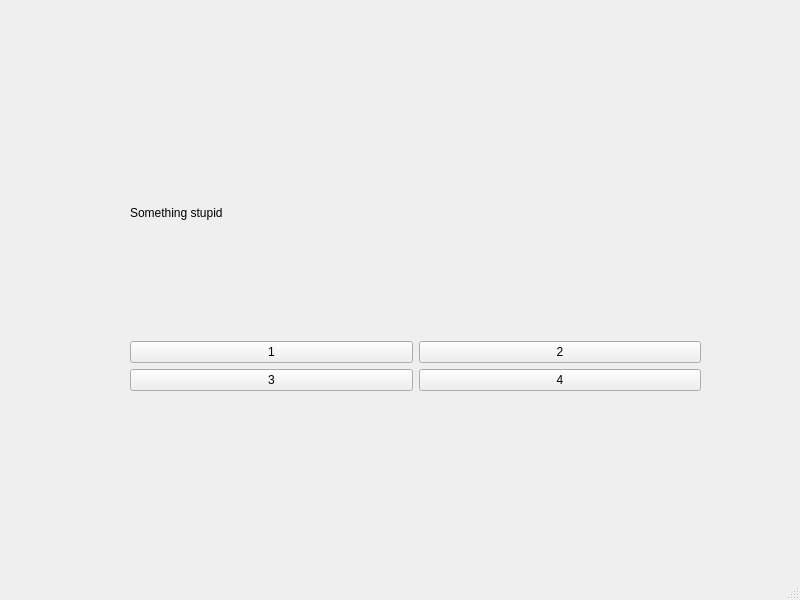
Old version of the form PyQt/NewTestApp/MainWindowGrid.ui in the repository KMS-TEAM/Training_Project.
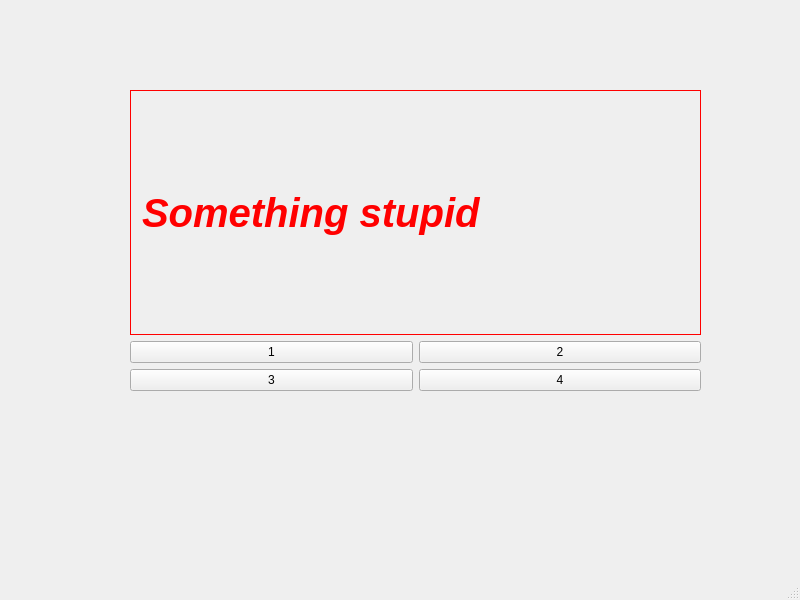
New version of the form. Icons and pictures are not drawn.

Patch:
```diff
--- a/PyQt/NewTestApp/MainWindowGrid.ui
+++ b/PyQt/NewTestApp/MainWindowGrid.ui
@@ -26,6 +26,28 @@
     <layout class="QVBoxLayout" name="verticalLayout">
      <item>
       <widget class="QLabel" name="label">
+       <property name="sizeIncrement">
+        <size>
+         <width>15</width>
+         <height>15</height>
+        </size>
+       </property>
+       <property name="font">
+        <font>
+         <pointsize>30</pointsize>
+         <weight>75</weight>
+         <italic>true</italic>
+         <bold>true</bold>
+         <strikeout>false</strikeout>
+         <stylestrategy>PreferAntialias</stylestrategy>
+        </font>
+       </property>
+       <property name="styleSheet">
+        <string notr="true">color: rgb(255, 0, 0);</string>
+       </property>
+       <property name="frameShape">
+        <enum>QFrame::Box</enum>
+       </property>
        <property name="text">
         <string>Something stupid</string>
        </property>
```
Left out of the diff: 27 changed lines with no effect on the pictures.
